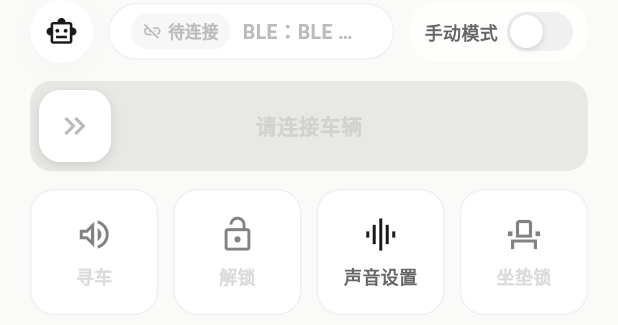
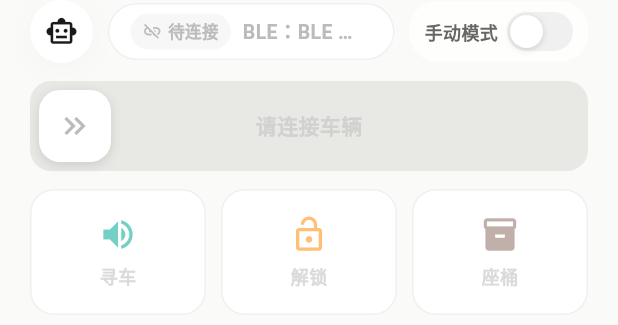
Before and after one commit to ch6vip/tailg-ble-app, a Flutter app: the _ControlArea widget shown alone on an empty page, opened directly with empty values, on a phone screen of 412 x 824 dp. Shown: the top 325 px of the screen. Run offline on Flutter 3.47's test engine with Material 3 defaults, Android fonts, the phone set to English and light mode, and no system bars; our stand-ins replace flutter_blue_plus, flutter_map, flutter_secure_storage, geolocator, latlong2, permission_handler and 1 more; missing offline and left inert: encrypt; accounts and stored records are empty.

Commit message:
feat(ui): 首页主控/快捷区按 方案C 效果图 1:1 还原
主控区从 4 键精简为 3 键（寻车 / 设防 / 座桶），并改为彩色实心图标：
- 寻车 teal、设防 amber 锁、座桶 棕色储物箱
- 座桶沿用坐垫锁 openSeat 控车命令，不改协议/控车逻辑
- 移除两个可自定义快捷槽 + 长按编辑入口（QuickControlEditPage 保留为可复用页面）

快捷区第一屏改为 位置 / 设置 / 围栏 / 音效，彩色实心图标，
区标题改为 SHORTCUTS；分享用车 / NFC钥匙 / 骑行记录 移到第二屏。

每个按钮均映射到现有真实入口，仅动 UI。

Co-Authored-By: 一敗紅尘 <ch6vip@gmail.com>

```diff
--- a/lib/pages/control_page.dart
+++ b/lib/pages/control_page.dart
@@ -167,10 +167,7 @@ class _ControlAreaViewModel {
   final String? vehicleName;
   final bool isLocked;
   final bool isPowerOn;
-  final _QuickControlSpec firstQuick;
-  final _QuickControlSpec secondQuick;
-  final bool firstQuickActive;
-  final bool secondQuickActive;
+  final bool seatActive;
   final bool powerLoading;
   final bool lockActive;
   final bool findActive;
@@ -184,10 +181,7 @@ class _ControlAreaViewModel {
     required this.vehicleName,
     required this.isLocked,
     required this.isPowerOn,
-    required this.firstQuick,
-    required this.secondQuick,
-    required this.firstQuickActive,
-    required this.secondQuickActive,
+    required this.seatActive,
     required this.powerLoading,
     required this.lockActive,
     required this.findActive,
@@ -212,17 +206,9 @@ class _ControlAreaViewModel {
         disabledReason;
   }
 
-  bool quickEnabled(_QuickControlSpec spec) {
-    final command = spec.command;
-    if (command == null) return true;
-    return commandEnabled(command);
-  }
+  bool get seatEnabled => commandEnabled(CommandCode.openSeat);
 
-  String quickDisabledReason(_QuickControlSpec spec) {
-    final command = spec.command;
-    if (command == null) return disabledReason;
-    return commandDisabledReason(command);
-  }
+  String get seatDisabledReason => commandDisabledReason(CommandCode.openSeat);
 
   String get powerLabel => isPowerOn ? '熄火' : '启动';
 
@@ -251,38 +237,12 @@ class _ControlAreaViewModel {
 }
 
 class _ControlAreaState extends State<_ControlArea> {
-  final _replicaStore = ReplicaFeatureStore();
   final _commandExecutor = ControlCommandExecutor(
     sendBleCommand: connectionManager.sendCommand,
     sendCloudCommand: officialCloudService.sendCommand,
   );
-  QuickControlConfig _quickConfig = const QuickControlConfig();
-  _QuickControlSpec _firstQuick = _quickControlSpec(
-    const QuickControlConfig().firstActionId,
-  );
-  _QuickControlSpec _secondQuick = _quickControlSpec(
-    const QuickControlConfig().secondActionId,
-  );
   bool _busy = false;
   String? _activeControlId;
-
-  @override
-  void initState() {
-    super.initState();
-    _loadQuickConfig();
-  }
-
-  Future<void> _loadQuickConfig() async {
-    final config = await _replicaStore.loadQuickControlConfig();
-    if (!mounted) return;
-    setState(() => _applyQuickConfig(config));
-  }
-
-  void _applyQuickConfig(QuickControlConfig config) {
-    _quickConfig = config;
-    _firstQuick = _quickControlSpec(config.firstActionId);
-    _secondQuick = _quickControlSpec(config.secondActionId);
-  }
 
   Future<void> _send(CommandCode cmd, {required String actionId}) async {
     if (_busy) return;
@@ -514,42 +474,6 @@ class _ControlAreaState extends State<_ControlArea> {
     );
   }
 
-  Future<void> _runQuickAction(
-    _QuickControlSpec spec,
-    _ControlAreaViewModel model,
-  ) async {
-    if (spec.command != null) {
-      final disabledReason = model.quickEnabled(spec)
-          ? null
-          : model.quickDisabledReason(spec);
-      if (disabledReason != null) {
-        _showUnavailableSnack(disabledReason);
-        return;
-      }
-      await _send(spec.command!, actionId: 'quick:${spec.id}');
-      return;
-    }
-    HapticFeedback.mediumImpact();
-    if (!mounted) return;
-    Navigator.push(
-      context,
-      MaterialPageRoute(builder: (_) => spec.pageBuilder!(context)),
-    );
-  }
-
-  Future<void> _editQuickControls() async {
-    final next = await Navigator.push<QuickControlConfig>(
-      context,
-      MaterialPageRoute(
-        builder: (_) => QuickControlEditPage(initialConfig: _quickConfig),
-      ),
-    );
-    if (next == null) return;
-    await _replicaStore.saveQuickControlConfig(next);
-    if (!mounted) return;
-    setState(() => _applyQuickConfig(next));
-  }
-
   _ControlAreaViewModel _createViewModel({
     required OfficialCloudState cloudState,
     required BikeState? bike,
@@ -565,9 +489,6 @@ class _ControlAreaState extends State<_ControlArea> {
     final isPowerOn = useBleState
         ? bike?.isPowerOn ?? false
         : cloudVehicle?.isPowerOn ?? false;
-    final firstQuick = _firstQuick;
-    final secondQuick = _secondQuick;
-
     return _ControlAreaViewModel(
       channel: availability.channel,
       canUseBle: availability.canUseBle,
@@ -577,10 +498,7 @@ class _ControlAreaState extends State<_ControlArea> {
       vehicleName: cloudVehicle?.displayName,
       isLocked: isLocked,
       isPowerOn: isPowerOn,
-      firstQuick: firstQuick,
-      secondQuick: secondQuick,
-      firstQuickActive: _activeControlId == 'quick:${firstQuick.id}',
-      secondQuickActive: _activeControlId == 'quick:${secondQuick.id}',
+      seatActive: _activeControlId == 'fixedSeat',
       powerLoading: _activeControlId == 'slidePower',
       lockActive: _activeControlId == 'fixedLock',
       findActive: _activeControlId == 'fixedFind',
@@ -642,23 +560,11 @@ class _ControlAreaState extends State<_ControlArea> {
                     findDisabledReason: model.findDisabledReason,
                     onFindTap: () =>
                         _send(CommandCode.find, actionId: 'fixedFind'),
-                    firstQuick: model.firstQuick,
-                    secondQuick: model.secondQuick,
-                    firstQuickActive: model.firstQuickActive,
-                    secondQuickActive: model.secondQuickActive,
-                    firstQuickEnabled: model.quickEnabled(model.firstQuick),
-                    firstQuickDisabledReason: model.quickDisabledReason(
-                      model.firstQuick,
-                    ),
-                    secondQuickEnabled: model.quickEnabled(model.secondQuick),
-                    secondQuickDisabledReason: model.quickDisabledReason(
-                      model.secondQuick,
-                    ),
-                    onFirstQuickTap: () =>
-                        _runQuickAction(model.firstQuick, model),
-                    onSecondQuickTap: () =>
-                        _runQuickAction(model.secondQuick, model),
-                    onEditQuickTap: _editQuickControls,
+                    seatActive: model.seatActive,
+                    seatEnabled: model.seatEnabled,
+                    seatDisabledReason: model.seatDisabledReason,
+                    onSeatTap: () =>
+                        _send(CommandCode.openSeat, actionId: 'fixedSeat'),
                   ),
                 ],
               ),
--- a/lib/pages/control_page_main_controls.dart
+++ b/lib/pages/control_page_main_controls.dart
@@ -13,7 +13,7 @@ enum ControlLoadingLabel {
   const ControlLoadingLabel(this.text);
 }
 
-/// 首页主控区：整条全宽黑色滑块 + 等宽控制按钮一排（寻车 / 设防 / 两个快捷）。
+/// 首页主控区：整条全宽黑色滑块 + 3 个固定控制按钮（寻车 / 设防 / 座桶）。
 class _OfficialMainControlCard extends StatelessWidget {
   final String powerLabel;
   final String powerHint;
@@ -34,17 +34,10 @@ class _OfficialMainControlCard extends StatelessWidget {
   final bool findEnabled;
   final String findDisabledReason;
   final VoidCallback onFindTap;
-  final _QuickControlSpec firstQuick;
-  final _QuickControlSpec secondQuick;
-  final bool firstQuickActive;
-  final bool secondQuickActive;
-  final bool firstQuickEnabled;
-  final String firstQuickDisabledReason;
-  final bool secondQuickEnabled;
-  final String secondQuickDisabledReason;
-  final VoidCallback onFirstQuickTap;
-  final VoidCallback onSecondQuickTap;
-  final VoidCallback onEditQuickTap;
+  final bool seatActive;
+  final bool seatEnabled;
+  final String seatDisabledReason;
+  final VoidCallback onSeatTap;
 
   const _OfficialMainControlCard({
     required this.powerLabel,
@@ -66,17 +59,10 @@ class _OfficialMainControlCard extends StatelessWidget {
     required this.findEnabled,
     required this.findDisabledReason,
     required this.onFindTap,
-    required this.firstQuick,
-    required this.secondQuick,
-    required this.firstQuickActive,
-    required this.secondQuickActive,
-    required this.firstQuickEnabled,
-    required this.firstQuickDisabledReason,
-    required this.secondQuickEnabled,
-    required this.secondQuickDisabledReason,
-    required this.onFirstQuickTap,
-    required this.onSecondQuickTap,
-    required this.onEditQuickTap,
+    required this.seatActive,
+    required this.seatEnabled,
+    required this.seatDisabledReason,
+    required this.onSeatTap,
   });
 
   @override
@@ -106,8 +92,9 @@ class _OfficialMainControlCard extends StatelessWidget {
             children: [
               Expanded(
                 child: _OfficialSmallControlButton(
-                  icon: Icons.volume_up_outlined,
+                  icon: Icons.volume_up,
                   label: '寻车',
+                  accentColor: AppColors.accentTeal,
                   loadingLabel: ControlLoadingLabel.find.text,
                   enabled: findEnabled,
                   active: findActive,
@@ -121,6 +108,7 @@ class _OfficialMainControlCard extends StatelessWidget {
                 child: _OfficialSmallControlButton(
                   icon: lockIcon,
                   label: lockLabel,
+                  accentColor: _serviceAccentAmber,
                   loadingLabel: lockLabel == '解锁'
                       ? ControlLoadingLabel.unlock.text
                       : ControlLoadingLabel.lock.text,
@@ -134,29 +122,15 @@ class _OfficialMainControlCard extends StatelessWidget {
               const SizedBox(width: 10),
               Expanded(
                 child: _OfficialSmallControlButton(
-                  icon: firstQuick.icon,
-                  label: firstQuick.label,
+                  icon: Icons.inventory_2,
+                  label: '座桶',
+                  accentColor: const Color(0xFF8D6E63),
                   loadingLabel: ControlLoadingLabel.execute.text,
-                  enabled: firstQuickEnabled,
-                  active: firstQuickActive,
-                  loading: firstQuickActive,
-                  disabledReason: firstQuickDisabledReason,
-                  onTap: onFirstQuickTap,
-                  onLongPress: onEditQuickTap,
-                ),
-              ),
-              const SizedBox(width: 10),
-              Expanded(
-                child: _OfficialSmallControlButton(
-                  icon: secondQuick.icon,
-                  label: secondQuick.label,
-                  loadingLabel: ControlLoadingLabel.execute.text,
-                  enabled: secondQuickEnabled,
-                  active: secondQuickActive,
-                  loading: secondQuickActive,
-                  disabledReason: secondQuickDisabledReason,
-                  onTap: onSecondQuickTap,
-                  onLongPress: onEditQuickTap,
+                  enabled: seatEnabled,
+                  active: seatActive,
+                  loading: seatActive,
+                  disabledReason: seatDisabledReason,
+                  onTap: onSeatTap,
                 ),
               ),
             ],
@@ -170,24 +144,24 @@ class _OfficialMainControlCard extends StatelessWidget {
 class _OfficialSmallControlButton extends StatefulWidget {
   final IconData icon;
   final String label;
+  final Color? accentColor;
   final String loadingLabel;
   final bool enabled;
   final bool active;
   final bool loading;
   final String disabledReason;
   final VoidCallback onTap;
-  final VoidCallback? onLongPress;
 
   const _OfficialSmallControlButton({
     required this.icon,
     required this.label,
+    this.accentColor,
     this.loadingLabel = '执行中',
     required this.enabled,
     required this.active,
     required this.loading,
     required this.disabledReason,
     required this.onTap,
-    this.onLongPress,
   });
 
   @override
@@ -217,14 +191,15 @@ class _OfficialSmallControlButtonState
   @override
   Widget build(BuildContext context) {
     final interactive = widget.enabled && !widget.loading;
-    final color = widget.active ? ReplicaColors.blue : AppColors.dark;
+    final accent = widget.accentColor ?? AppColors.dark;
+    final color = widget.active ? accent : accent;
     final background = widget.active
-        ? ReplicaColors.blue.withValues(alpha: _pressed ? 0.16 : 0.1)
+        ? accent.withValues(alpha: _pressed ? 0.16 : 0.1)
         : _pressed
         ? const Color(0xFFF2F2F0)
         : Colors.white;
     final borderColor = widget.active
-        ? ReplicaColors.blue.withValues(alpha: _pressed ? 0.24 : 0.14)
+        ? accent.withValues(alpha: _pressed ? 0.24 : 0.14)
         : _pressed
         ? const Color(0xFFE0E0DD)
         : AppColors.border;
@@ -257,12 +232,7 @@ class _OfficialSmallControlButtonState
                       widget.onTap();
                     }
                   : _showDisabledReason,
-              onLongPress: widget.onLongPress == null
-                  ? null
-                  : () {
-                      HapticFeedback.selectionClick();
-                      widget.onLongPress!();
-                    },
+
               onTapDown: interactive ? (_) => _setPressed(true) : null,
               onTapUp: interactive ? (_) => _setPressed(false) : null,
               onTapCancel: interactive ? () => _setPressed(false) : null,
--- a/lib/pages/control_page_quick_controls.dart
+++ b/lib/pages/control_page_quick_controls.dart
@@ -61,13 +61,6 @@ List<_QuickControlSpec> get _quickControlSpecs => [
     command: CommandCode.find,
   ),
 ];
-
-_QuickControlSpec _quickControlSpec(String id) {
-  return _quickControlSpecs.firstWhere(
-    (spec) => spec.id == id,
-    orElse: () => _quickControlSpecs.first,
-  );
-}
 
 class QuickControlEditPage extends StatefulWidget {
   final QuickControlConfig initialConfig;
```
Also changed, not shown: lib/pages/control_page_service_cards.dart (+24 -21 lines), 2 other files.
